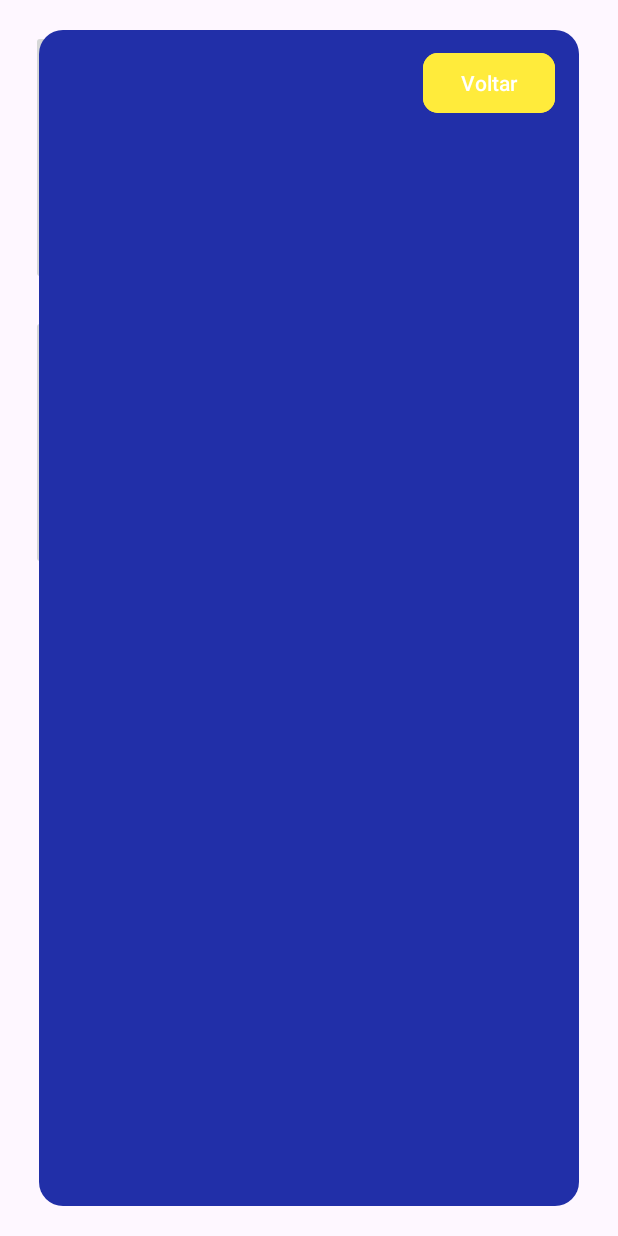
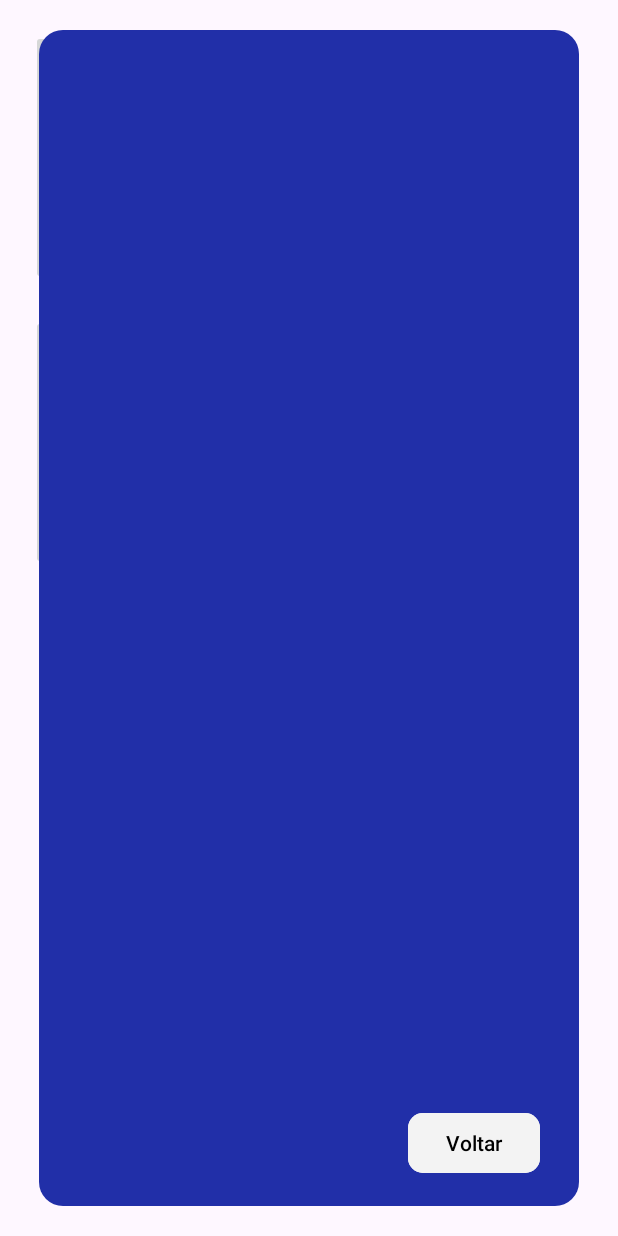
Before and after one commit to Perdop/LeiturApp, an Android app: the screen it shows after launch (MainActivity), on a phone screen of 412 x 824 dp. Run offline under Robolectric (Android 15) with nearby library versions, the phone set to English and light mode, and no system bars.

Commit message:
atualização

```diff
--- a/app/src/main/res/layout/activity_main.xml
+++ b/app/src/main/res/layout/activity_main.xml
@@ -76,14 +76,28 @@
             android:layout_width="88dp"
             android:layout_height="wrap_content"
             android:layout_alignParentStart="true"
+            android:layout_alignParentEnd="true"
+            android:layout_alignParentBottom="true"
+            android:layout_marginStart="246dp"
+            android:layout_marginEnd="26dp"
+            android:layout_marginBottom="18dp"
+            android:backgroundTint="#F3F3F3"
+            android:text="Voltar"
+            android:textColor="#000000"
+            app:cornerRadius="10dp" />
+
+        <ImageView
+            android:id="@+id/imageView"
+            android:layout_width="wrap_content"
+            android:layout_height="300dp"
+            android:layout_alignParentStart="true"
             android:layout_alignParentTop="true"
             android:layout_alignParentEnd="true"
-            android:layout_marginStart="256dp"
-            android:layout_marginTop="11dp"
-            android:layout_marginEnd="16dp"
-            android:backgroundTint="#FFEB3B"
-            android:text="Voltar"
-            app:cornerRadius="10dp" />
+            android:layout_marginStart="20dp"
+            android:layout_marginTop="20dp"
+            android:layout_marginEnd="20dp"
+            android:visibility="visible"
+            tools:srcCompat="@tools:sample/avatars" />
     </RelativeLayout>
 
     <RelativeLayout
@@ -93,7 +107,7 @@
         android:layout_marginTop="20dp"
         android:layout_marginBottom="20dp"
         android:background="@drawable/rounded_corners"
-        android:backgroundTint="#9E3D3D"
+        android:backgroundTint="#212FA8"
         android:visibility="gone"
         app:layout_constraintBottom_toBottomOf="parent"
         app:layout_constraintEnd_toEndOf="parent"
@@ -105,15 +119,15 @@
             android:layout_width="88dp"
             android:layout_height="wrap_content"
             android:layout_alignParentStart="true"
-            android:layout_alignParentTop="true"
             android:layout_alignParentEnd="true"
-            android:layout_marginStart="256dp"
-            android:layout_marginTop="11dp"
-            android:layout_marginEnd="16dp"
-            android:background="@drawable/rounded_corners"
-            android:backgroundTint="@color/black"
-            android:backgroundTintMode="add"
-            android:text="Voltar" />
+            android:layout_alignParentBottom="true"
+            android:layout_marginStart="246dp"
+            android:layout_marginEnd="26dp"
+            android:layout_marginBottom="18dp"
+            android:backgroundTint="#F3F3F3"
+            android:text="Voltar"
+            android:textColor="#000000"
+            app:cornerRadius="10dp" />
     </RelativeLayout>
 
     <RelativeLayout
@@ -123,7 +137,7 @@
         android:layout_marginTop="20dp"
         android:layout_marginBottom="20dp"
         android:background="@drawable/rounded_corners"
-        android:backgroundTint="#4C8035"
+        android:backgroundTint="#212FA8"
         android:visibility="gone"
         app:layout_constraintBottom_toBottomOf="parent"
         app:layout_constraintEnd_toEndOf="parent"
@@ -135,15 +149,15 @@
             android:layout_width="88dp"
             android:layout_height="wrap_content"
             android:layout_alignParentStart="true"
-            android:layout_alignParentTop="true"
             android:layout_alignParentEnd="true"
-            android:layout_marginStart="256dp"
-            android:layout_marginTop="11dp"
-            android:layout_marginEnd="16dp"
-            android:background="@drawable/rounded_corners"
-            android:backgroundTint="@color/black"
-            android:backgroundTintMode="add"
-            android:text="Voltar" />
+            android:layout_alignParentBottom="true"
+            android:layout_marginStart="246dp"
+            android:layout_marginEnd="26dp"
+            android:layout_marginBottom="18dp"
+            android:backgroundTint="#F3F3F3"
+            android:text="Voltar"
+            android:textColor="#000000"
+            app:cornerRadius="10dp" />
     </RelativeLayout>
 
     <RelativeLayout
@@ -153,8 +167,8 @@
         android:layout_marginTop="20dp"
         android:layout_marginBottom="20dp"
         android:background="@drawable/rounded_corners"
-        android:backgroundTint="#9A8A3A"
-        android:visibility="gone"
+        android:backgroundTint="#212FA8"
+        android:visibility="invisible"
         app:layout_constraintBottom_toBottomOf="parent"
         app:layout_constraintEnd_toEndOf="parent"
         app:layout_constraintStart_toStartOf="parent"
@@ -165,15 +179,15 @@
             android:layout_width="88dp"
             android:layout_height="wrap_content"
             android:layout_alignParentStart="true"
-            android:layout_alignParentTop="true"
             android:layout_alignParentEnd="true"
-            android:layout_marginStart="256dp"
-            android:layout_marginTop="11dp"
-            android:layout_marginEnd="16dp"
-            android:background="@drawable/rounded_corners"
-            android:backgroundTint="@color/black"
-            android:backgroundTintMode="add"
-            android:text="Voltar" />
+            android:layout_alignParentBottom="true"
+            android:layout_marginStart="246dp"
+            android:layout_marginEnd="26dp"
+            android:layout_marginBottom="18dp"
+            android:backgroundTint="#F3F3F3"
+            android:text="Voltar"
+            android:textColor="#000000"
+            app:cornerRadius="10dp" />
     </RelativeLayout>
 
 </androidx.constraintlayout.widget.ConstraintLayout>
```
